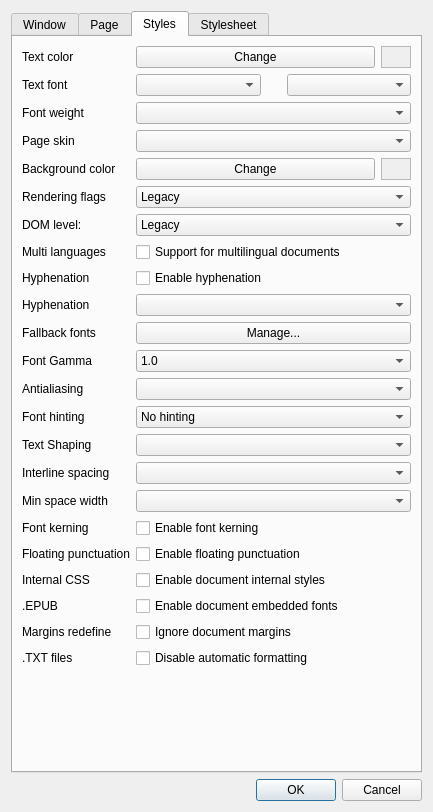
Qt form src/settings.ui (CrazyCoder/crqt-ng) before a commit.
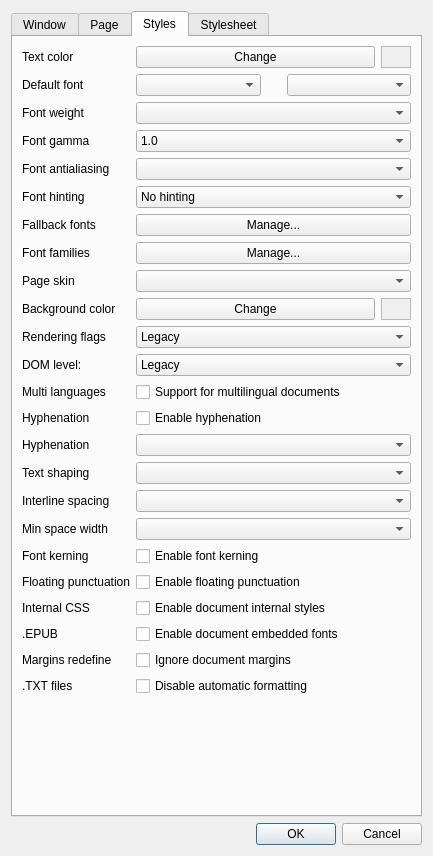
The same form after that commit. Icons and pictures are not drawn.

Commit message: Added settings for generic font families.

What changed in the file:
```diff
--- a/src/settings.ui
+++ b/src/settings.ui
@@ -10,7 +10,7 @@
     <x>0</x>
     <y>0</y>
     <width>433</width>
-    <height>812</height>
+    <height>856</height>
    </rect>
   </property>
   <property name="sizePolicy">
@@ -1137,7 +1137,7 @@
          <item row="1" column="0">
           <widget class="QLabel" name="label_12">
            <property name="text">
-            <string>Text font</string>
+            <string>Default font</string>
            </property>
           </widget>
          </item>
@@ -1217,219 +1217,13 @@
           </widget>
          </item>
          <item row="3" column="0">
-          <widget class="QLabel" name="label_14">
-           <property name="text">
-            <string>Page skin</string>
-           </property>
-          </widget>
-         </item>
-         <item row="3" column="1">
-          <widget class="QComboBox" name="cbPageSkin">
-           <property name="sizePolicy">
-            <sizepolicy hsizetype="Preferred" vsizetype="Fixed">
-             <horstretch>0</horstretch>
-             <verstretch>0</verstretch>
-            </sizepolicy>
-           </property>
-           <property name="minimumSize">
-            <size>
-             <width>60</width>
-             <height>0</height>
-            </size>
-           </property>
-           <property name="maximumSize">
-            <size>
-             <width>16777215</width>
-             <height>16777215</height>
-            </size>
-           </property>
-           <property name="baseSize">
-            <size>
-             <width>60</width>
-             <height>0</height>
-            </size>
-           </property>
-          </widget>
-         </item>
-         <item row="4" column="0">
-          <widget class="QLabel" name="label_8">
-           <property name="text">
-            <string>Background color</string>
-           </property>
-          </widget>
-         </item>
-         <item row="4" column="1">
-          <layout class="QHBoxLayout" name="horizontalLayout_10">
-           <item>
-            <widget class="QPushButton" name="btnBgColor">
-             <property name="sizePolicy">
-              <sizepolicy hsizetype="Preferred" vsizetype="Fixed">
-               <horstretch>0</horstretch>
-               <verstretch>0</verstretch>
-              </sizepolicy>
-             </property>
-             <property name="text">
-              <string>Change</string>
-             </property>
-            </widget>
-           </item>
-           <item>
-            <widget class="QFrame" name="frmBgColor">
-             <property name="sizePolicy">
-              <sizepolicy hsizetype="Maximum" vsizetype="Preferred">
-               <horstretch>0</horstretch>
-               <verstretch>0</verstretch>
-              </sizepolicy>
-             </property>
-             <property name="minimumSize">
-              <size>
-               <width>20</width>
-               <height>20</height>
-              </size>
-             </property>
-             <property name="maximumSize">
-              <size>
-               <width>30</width>
-               <height>30</height>
-              </size>
-             </property>
-             <property name="autoFillBackground">
-              <bool>true</bool>
-             </property>
-             <property name="frameShape">
-              <enum>QFrame::StyledPanel</enum>
-             </property>
-             <property name="frameShadow">
-              <enum>QFrame::Sunken</enum>
-             </property>
-             <property name="lineWidth">
-              <number>1</number>
-             </property>
-             <property name="midLineWidth">
-              <number>5</number>
-             </property>
-            </widget>
-           </item>
-          </layout>
-         </item>
-         <item row="5" column="0">
-          <widget class="QLabel" name="label_45">
-           <property name="text">
-            <string>Rendering flags</string>
-           </property>
-          </widget>
-         </item>
-         <item row="5" column="1">
-          <widget class="QComboBox" name="cbRendFlags">
-           <item>
-            <property name="text">
-             <string>Legacy</string>
-            </property>
-           </item>
-           <item>
-            <property name="text">
-             <string>Flat</string>
-            </property>
-           </item>
-           <item>
-            <property name="text">
-             <string>Book</string>
-            </property>
-           </item>
-           <item>
-            <property name="text">
-             <string>Web (Full)</string>
-            </property>
-           </item>
-          </widget>
-         </item>
-         <item row="6" column="0">
-          <widget class="QLabel" name="label_46">
-           <property name="text">
-            <string>DOM level:</string>
-           </property>
-          </widget>
-         </item>
-         <item row="6" column="1">
-          <widget class="QComboBox" name="cbDOMLevel">
-           <item>
-            <property name="text">
-             <string>Legacy</string>
-            </property>
-           </item>
-           <item>
-            <property name="text">
-             <string>Newest</string>
-            </property>
-           </item>
-          </widget>
-         </item>
-         <item row="7" column="0">
-          <widget class="QLabel" name="label_47">
-           <property name="text">
-            <string>Multi languages</string>
-           </property>
-          </widget>
-         </item>
-         <item row="7" column="1">
-          <widget class="QCheckBox" name="cbMultiLang">
-           <property name="text">
-            <string>Support for multilingual documents</string>
-           </property>
-          </widget>
-         </item>
-         <item row="8" column="0">
-          <widget class="QLabel" name="label_48">
-           <property name="text">
-            <string>Hyphenation</string>
-           </property>
-          </widget>
-         </item>
-         <item row="8" column="1">
-          <widget class="QCheckBox" name="cbEnableHyph">
-           <property name="text">
-            <string>Enable hyphenation</string>
-           </property>
-          </widget>
-         </item>
-         <item row="9" column="0">
-          <widget class="QLabel" name="label_9">
-           <property name="text">
-            <string>Hyphenation</string>
-           </property>
-          </widget>
-         </item>
-         <item row="9" column="1">
-          <widget class="QComboBox" name="cbHyphenation"/>
-         </item>
-         <item row="10" column="0">
-          <widget class="QLabel" name="label_36">
-           <property name="text">
-            <string>Fallback fonts</string>
-           </property>
-          </widget>
-         </item>
-         <item row="10" column="1">
-          <widget class="QPushButton" name="btnFallbackMan">
-           <property name="sizePolicy">
-            <sizepolicy hsizetype="Preferred" vsizetype="Fixed">
-             <horstretch>0</horstretch>
-             <verstretch>0</verstretch>
-            </sizepolicy>
-           </property>
-           <property name="text">
-            <string>Manage...</string>
-           </property>
-          </widget>
-         </item>
-         <item row="11" column="0">
           <widget class="QLabel" name="label_19">
            <property name="text">
-            <string>Font Gamma</string>
+            <string>Font gamma</string>
            </property>
           </widget>
          </item>
-         <item row="11" column="1">
+         <item row="3" column="1">
           <widget class="QComboBox" name="cbFontGamma">
            <property name="sizePolicy">
             <sizepolicy hsizetype="Preferred" vsizetype="Fixed">
@@ -1615,28 +1409,28 @@
            </item>
           </widget>
          </item>
-         <item row="12" column="0">
+         <item row="4" column="0">
           <widget class="QLabel" name="label_52">
            <property name="text">
-            <string>Antialiasing</string>
+            <string>Font antialiasing</string>
            </property>
           </widget>
          </item>
-         <item row="12" column="1">
+         <item row="4" column="1">
           <widget class="QComboBox" name="cbAntialiasingMode">
            <property name="currentIndex">
             <number>-1</number>
            </property>
           </widget>
          </item>
-         <item row="13" column="0">
+         <item row="5" column="0">
           <widget class="QLabel" name="label_35">
            <property name="text">
             <string>Font hinting</string>
            </property>
           </widget>
          </item>
-         <item row="13" column="1">
+         <item row="5" column="1">
           <widget class="QComboBox" name="cbFontHinting">
            <property name="sizePolicy">
             <sizepolicy hsizetype="Preferred" vsizetype="Fixed">
@@ -1679,123 +1473,343 @@
            </item>
           </widget>
          </item>
+         <item row="6" column="0">
+          <widget class="QLabel" name="label_36">
+           <property name="text">
+            <string>Fallback fonts</string>
+           </property>
+          </widget>
+         </item>
+         <item row="6" column="1">
+          <widget class="QPushButton" name="btnFallbackMan">
+           <property name="sizePolicy">
+            <sizepolicy hsizetype="Preferred" vsizetype="Fixed">
+             <horstretch>0</horstretch>
+             <verstretch>0</verstretch>
+            </sizepolicy>
+           </property>
+           <property name="text">
+            <string>Manage...</string>
+           </property>
+          </widget>
+         </item>
+         <item row="8" column="0">
+          <widget class="QLabel" name="label_14">
+           <property name="text">
+            <string>Page skin</string>
+           </property>
+          </widget>
+         </item>
+         <item row="8" column="1">
+          <widget class="QComboBox" name="cbPageSkin">
+           <property name="sizePolicy">
+            <sizepolicy hsizetype="Preferred" vsizetype="Fixed">
+             <horstretch>0</horstretch>
+             <verstretch>0</verstretch>
+            </sizepolicy>
+           </property>
+           <property name="minimumSize">
+            <size>
+             <width>60</width>
+             <height>0</height>
+            </size>
+           </property>
+           <property name="maximumSize">
+            <size>
+             <width>16777215</width>
+             <height>16777215</height>
+            </size>
+           </property>
+           <property name="baseSize">
+            <size>
+             <width>60</width>
+             <height>0</height>
+            </size>
+           </property>
+          </widget>
+         </item>
+         <item row="9" column="0">
+          <widget class="QLabel" name="label_8">
+           <property name="text">
+            <string>Background color</string>
+           </property>
+          </widget>
+         </item>
+         <item row="9" column="1">
+          <layout class="QHBoxLayout" name="horizontalLayout_10">
+           <item>
+            <widget class="QPushButton" name="btnBgColor">
+             <property name="sizePolicy">
+              <sizepolicy hsizetype="Preferred" vsizetype="Fixed">
+               <horstretch>0</horstretch>
+               <verstretch>0</verstretch>
+              </sizepolicy>
+             </property>
+             <property name="text">
+              <string>Change</string>
+             </property>
+            </widget>
+           </item>
+           <item>
+            <widget class="QFrame" name="frmBgColor">
+             <property name="sizePolicy">
+              <sizepolicy hsizetype="Maximum" vsizetype="Preferred">
+               <horstretch>0</horstretch>
+               <verstretch>0</verstretch>
+              </sizepolicy>
+             </property>
+             <property name="minimumSize">
+              <size>
+               <width>20</width>
+               <height>20</height>
+              </size>
+             </property>
+             <property name="maximumSize">
+              <size>
+               <width>30</width>
+               <height>30</height>
+              </size>
+             </property>
+             <property name="autoFillBackground">
+              <bool>true</bool>
+             </property>
+             <property name="frameShape">
+              <enum>QFrame::StyledPanel</enum>
+             </property>
+             <property name="frameShadow">
+              <enum>QFrame::Sunken</enum>
+             </property>
+             <property name="lineWidth">
+              <number>1</number>
+             </property>
+             <property name="midLineWidth">
+              <number>5</number>
+             </property>
+            </widget>
+           </item>
+          </layout>
+         </item>
+         <item row="10" column="0">
+          <widget class="QLabel" name="label_45">
+           <property name="text">
+            <string>Rendering flags</string>
+           </property>
+          </widget>
+         </item>
+         <item row="10" column="1">
+          <widget class="QComboBox" name="cbRendFlags">
+           <item>
+            <property name="text">
+             <string>Legacy</string>
+            </property>
+           </item>
+           <item>
+            <property name="text">
+             <string>Flat</string>
+            </property>
+           </item>
+           <item>
+            <property name="text">
+             <string>Book</string>
+            </property>
+           </item>
+           <item>
+            <property name="text">
+             <string>Web (Full)</string>
+            </property>
+           </item>
+          </widget>
+         </item>
+         <item row="11" column="0">
+          <widget class="QLabel" name="label_46">
+           <property name="text">
+            <string>DOM level:</string>
+           </property>
+          </widget>
+         </item>
+         <item row="11" column="1">
+          <widget class="QComboBox" name="cbDOMLevel">
+           <item>
+            <property name="text">
+             <string>Legacy</string>
+            </property>
+           </item>
+           <item>
+            <property name="text">
+             <string>Newest</string>
+            </property>
+           </item>
+          </widget>
+         </item>
+         <item row="12" column="0">
+          <widget class="QLabel" name="label_47">
+           <property name="text">
+            <string>Multi languages</string>
+           </property>
+          </widget>
+         </item>
+         <item row="12" column="1">
+          <widget class="QCheckBox" name="cbMultiLang">
+           <property name="text">
+            <string>Support for multilingual documents</string>
+           </property>
+          </widget>
+         </item>
+         <item row="13" column="0">
+          <widget class="QLabel" name="label_48">
+           <property name="text">
+            <string>Hyphenation</string>
+           </property>
+          </widget>
+         </item>
+         <item row="13" column="1">
+          <widget class="QCheckBox" name="cbEnableHyph">
+           <property name="text">
+            <string>Enable hyphenation</string>
+           </property>
+          </widget>
+         </item>
          <item row="14" column="0">
-          <widget class="QLabel" name="label_44">
+          <widget class="QLabel" name="label_9">
            <property name="text">
-            <string>Text Shaping</string>
+            <string>Hyphenation</string>
            </property>
           </widget>
          </item>
          <item row="14" column="1">
+          <widget class="QComboBox" name="cbHyphenation"/>
+         </item>
+         <item row="15" column="0">
+          <widget class="QLabel" name="label_44">
+           <property name="text">
+            <string>Text shaping</string>
+           </property>
+          </widget>
+         </item>
+         <item row="15" column="1">
           <widget class="QComboBox" name="cbFontShaping">
            <property name="currentText">
             <string/>
            </property>
           </widget>
          </item>
-         <item row="15" column="0">
+         <item row="16" column="0">
           <widget class="QLabel" name="label_13">
            <property name="text">
             <string>Interline spacing</string>
            </property>
           </widget>
          </item>
-         <item row="15" column="1">
+         <item row="16" column="1">
           <widget class="QComboBox" name="cbInterlineSpace"/>
          </item>
          <item row="17" column="0">
+          <widget class="QLabel" name="label_15">
+           <property name="text">
+            <string>Min space width</string>
+           </property>
+          </widget>
+         </item>
+         <item row="17" column="1">
+          <widget class="QComboBox" name="cbMinSpaceWidth"/>
+         </item>
+         <item row="18" column="0">
           <widget class="QLabel" name="label_43">
            <property name="text">
             <string>Font kerning</string>
            </property>
           </widget>
          </item>
-         <item row="17" column="1">
+         <item row="18" column="1">
           <widget class="QCheckBox" name="cbFontKerning">
            <property name="text">
             <string>Enable font kerning</string>
            </property>
           </widget>
          </item>
-         <item row="18" column="0">
+         <item row="19" column="0">
           <widget class="QLabel" name="label_18">
            <property name="text">
             <string>Floating punctuation</string>
            </property>
           </widget>
          </item>
-         <item row="18" column="1">
+         <item row="19" column="1">
           <widget class="QCheckBox" name="cbFloatingPunctuation">
            <property name="text">
             <string>Enable floating punctuation</string>
            </property>
           </widget>
          </item>
-         <item row="19" column="0">
+         <item row="20" column="0">
           <widget class="QLabel" name="label_38">
            <property name="text">
             <string>Internal CSS</string>
            </property>
           </widget>
          </item>
-         <item row="19" column="1">
+         <item row="20" column="1">
           <widget class="QCheckBox" name="cbEnableDocumentStyles">
            <property name="text">
             <string>Enable document internal styles</string>
            </property>
           </widget>
          </item>
-         <item row="20" column="0">
+         <item row="21" column="0">
           <widget class="QLabel" name="label_37">
            <property name="text">
             <string>.EPUB</string>
            </property>
           </widget>
          </item>
-         <item row="20" column="1">
+         <item row="21" column="1">
           <widget class="QCheckBox" name="cbEnableEmbeddedFonts">
            <property name="text">
             <string>Enable document embedded fonts</string>
            </property>
           </widget>
          </item>
-         <item row="21" column="0">
+         <item row="22" column="0">
           <widget class="QLabel" name="label_49">
            <property name="text">
             <string>Margins redefine</string>
            </property>
           </widget>
          </item>
-         <item row="21" column="1">
+         <item row="22" column="1">
           <widget class="QCheckBox" name="cbIgnoreDocumentMargins">
            <property name="text">
             <string>Ignore document margins</string>
            </property>
           </widget>
          </item>
-         <item row="22" column="0">
+         <item row="23" column="0">
           <widget class="QLabel" name="label_17">
            <property name="text">
             <string>.TXT files</string>
            </property>
           </widget>
          </item>
-         <item row="22" column="1">
+         <item row="23" column="1">
           <widget class="QCheckBox" name="cbTxtPreFormatted">
            <property name="text">
             <string>Disable automatic formatting</string>
            </property>
           </widget>
          </item>
-         <item row="16" column="0">
-          <widget class="QLabel" name="label_15">
+         <item row="7" column="1">
+          <widget class="QPushButton" name="btnFontFamiliesMan">
            <property name="text">
-            <string>Min space width</string>
+            <string>Manage...</string>
            </property>
           </widget>
          </item>
-         <item row="16" column="1">
-          <widget class="QComboBox" name="cbMinSpaceWidth"/>
+         <item row="7" column="0">
+          <widget class="QLabel" name="label_54">
+           <property name="text">
+            <string>Font families</string>
+           </property>
+          </widget>
          </item>
         </layout>
        </item>
```
Left out of the diff: 13 changed lines with no effect on the pictures. The commit also changes 13 other files.
